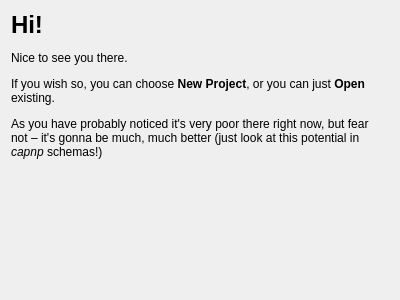
Above: src/ui/WelcomeWidget.ui from Kournal/Kournal before the change. Below: the same form after it.
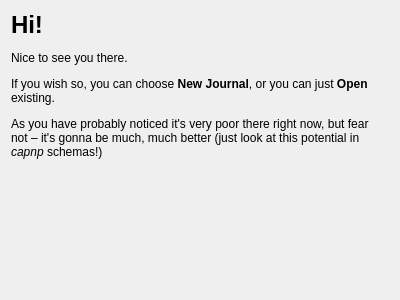
That is the form after the change.

Commit message: Introduced i18n It's implemented, but shouldn't be used for now – lot of things will change. I wanted just to divide transtalable strings from nontranslatable. Ts file generation script on the road.

Diff of the .ui file:
```diff
--- a/src/ui/WelcomeWidget.ui
+++ b/src/ui/WelcomeWidget.ui
@@ -20,7 +20,7 @@
       <locale language="English" country="UnitedStates"/>
      </property>
      <property name="text">
-      <string>&lt;html&gt;&lt;head/&gt;&lt;body&gt;&lt;p&gt;&lt;span style=&quot; font-size:xx-large; font-weight:600;&quot;&gt;Hi!&lt;/span&gt;&lt;/p&gt;&lt;p&gt;Nice to see you there.&lt;/p&gt;&lt;p&gt;If you wish so, you can choose &lt;span style=&quot; font-weight:600;&quot;&gt;New Project&lt;/span&gt;, or you can just &lt;span style=&quot; font-weight:600;&quot;&gt;Open &lt;/span&gt;existing.&lt;/p&gt;&lt;p&gt;As you have probably noticed it's very poor there right now, but fear not – it's gonna be much, much better (just look at this potential in &lt;span style=&quot; font-style:italic;&quot;&gt;capnp&lt;/span&gt; schemas!)&lt;/p&gt;&lt;/body&gt;&lt;/html&gt;</string>
+      <string>&lt;html&gt;&lt;head/&gt;&lt;body&gt;&lt;p&gt;&lt;span style=&quot; font-size:xx-large; font-weight:600;&quot;&gt;Hi!&lt;/span&gt;&lt;/p&gt;&lt;p&gt;Nice to see you there.&lt;/p&gt;&lt;p&gt;If you wish so, you can choose &lt;span style=&quot; font-weight:600;&quot;&gt;New Journal&lt;/span&gt;, or you can just &lt;span style=&quot; font-weight:600;&quot;&gt;Open &lt;/span&gt;existing.&lt;/p&gt;&lt;p&gt;As you have probably noticed it's very poor there right now, but fear not – it's gonna be much, much better (just look at this potential in &lt;span style=&quot; font-style:italic;&quot;&gt;capnp&lt;/span&gt; schemas!)&lt;/p&gt;&lt;/body&gt;&lt;/html&gt;</string>
      </property>
      <property name="scaledContents">
       <bool>false</bool>
```
Left out of the diff: 5 changed lines with no effect on the pictures. The commit also changes 14 other files.
